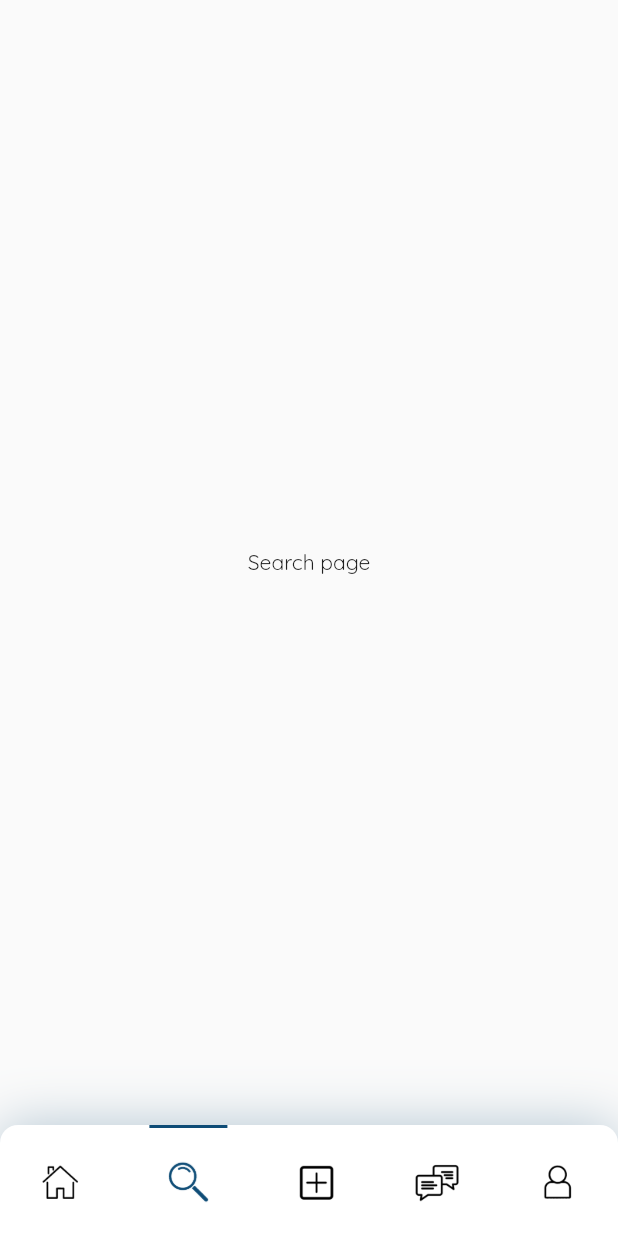
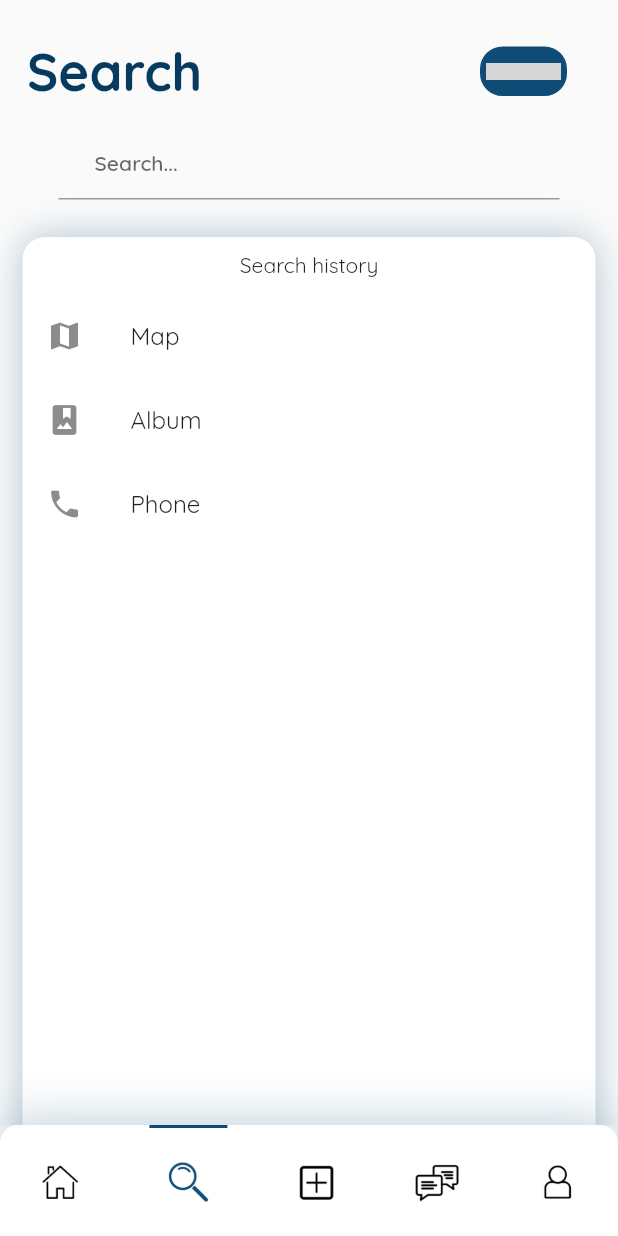
Before and after one commit to l-thatcher/Biblio, a Flutter app: the screen it shows once a user with an empty profile is signed in, swiped to page 2, on a phone screen of 412 x 824 dp. Run offline on Flutter 3.47's test engine with Material 2 defaults, Android fonts, the phone set to English and light mode, and no system bars; our stand-ins replace firebase_auth, firebase_core, flutter_keyboard_visibility, google_fonts, google_sign_in; missing offline and left inert: flutter_facebook_auth, twitter_login; accounts and stored records are empty; generated files the repository leaves out were written again; grey boxes are pictures that could not be loaded.

Commit message:
search front end start

```diff
--- a/lib/l10n/app_en.arb
+++ b/lib/l10n/app_en.arb
@@ -74,5 +74,13 @@
   "preExistingUserError": "An account already exists with the same email address but different sign-in credentials. Please enter your account password to link.",
   "@preExistingUserError": {
     "description": "user signed in with wrong provider"
-  }
+  },
+  "homeTitle": "Home",
+  "@homeTitle": {
+  "description": "title text for home page"
+  },
+  "searchTitle": "Search",
+  "@searchTitle": {
+  "description": "title text for search page"
+ }
 }
--- a/lib/screens/home_screen.dart
+++ b/lib/screens/home_screen.dart
@@ -1,3 +1,5 @@
+import 'dart:async';
+
 import 'package:biblio_files/screens/pages/home_page.dart';
 import 'package:biblio_files/screens/pages/messages_page.dart';
 import 'package:biblio_files/screens/pages/profile_page.dart';
@@ -6,6 +8,8 @@ import 'package:biblio_files/screens/pages/post_page.dart';
 import 'package:biblio_files/widgets/bottom_navbar.dart';
 import 'package:flutter/cupertino.dart';
 import 'package:flutter/material.dart';
+import 'package:flutter_keyboard_visibility/flutter_keyboard_visibility.dart';
+
 
 class HomeScreen extends StatefulWidget {
   const HomeScreen({Key? key}) : super(key: key);
@@ -17,12 +21,25 @@ class HomeScreen extends StatefulWidget {
 class _HomePageState extends State<HomeScreen> {
 
   late PageController _tabPageController;
+  late StreamSubscription<bool> keyboardSubscription;
+
   int selectedPage = 0;
+  bool barVisible = true;
 
   @override
   void initState() {
     _tabPageController = PageController();
     super.initState();
+
+    var keyboardVisibilityController = KeyboardVisibilityController();
+
+    // keyboard visibility checker from https://pub.dev/packages/flutter_keyboard_visibility accessed 15/11/21
+    keyboardSubscription = keyboardVisibilityController.onChange.listen((bool visible) {
+      setState(() {
+        barVisible = !visible;
+      });
+    });
+
   }
 
   @override
@@ -32,7 +49,8 @@ class _HomePageState extends State<HomeScreen> {
   }
   @override
   Widget build(BuildContext context) {
-    return Scaffold(
+    return KeyboardDismissOnTap(
+      child: Scaffold(
           body: Column(
             mainAxisAlignment: MainAxisAlignment.spaceBetween,
             children: [
@@ -54,7 +72,9 @@ class _HomePageState extends State<HomeScreen> {
                   ],
                 ),
               ),
-            BottomNavbar(
+              Visibility(
+                visible: barVisible,
+                child: BottomNavbar(
                   selectedTab: selectedPage,
                   changePage: (num) {
                     _tabPageController.animateToPage(num,
@@ -62,7 +82,9 @@ class _HomePageState extends State<HomeScreen> {
                         curve: Curves.easeInOutQuart);
                   },
                 ),
+              ),
             ],
+          ),
       ),
     );
   }
--- a/lib/screens/pages/home_page.dart
+++ b/lib/screens/pages/home_page.dart
@@ -1,10 +1,8 @@
-import 'package:biblio_files/widgets/custom_image_button.dart';
-import 'package:biblio_files/widgets/custom_page_title.dart';
 import 'package:biblio_files/widgets/post_rows.dart';
 import 'package:flutter/material.dart';
 import 'package:flutter/cupertino.dart';
+import 'package:biblio_files/Styles/constants.dart';
 import 'package:flutter_gen/gen_l10n/app_localizations.dart';
-import 'package:biblio_files/Styles/constants.dart';
 
 
 class Homepage extends StatelessWidget {
@@ -22,7 +20,7 @@ class Homepage extends StatelessWidget {
             right: 24,
             bottom: 24,
           ),
-          child: const Text("Home", style: constants.titleText,),
+          child: Text(AppLocalizations.of(context)!.homeTitle, style: constants.titleText,),
           ),
           Container(
             padding: const EdgeInsets.only(
--- a/lib/screens/pages/profile_page.dart
+++ b/lib/screens/pages/profile_page.dart
@@ -1,3 +1,4 @@
+import 'package:firebase_auth/firebase_auth.dart';
 import 'package:flutter/material.dart';
 import 'package:flutter/cupertino.dart';
 class Profilepage extends StatelessWidget {
@@ -7,7 +8,13 @@ class Profilepage extends StatelessWidget {
   Widget build(BuildContext context) {
     return Container(
       child: Center(
-        child: Text("profile page"),
+        child: FlatButton(
+          child: Text("Profile Page - logout"),
+          onPressed: () {
+            FirebaseAuth.instance.signOut();
+          },
+        ),
+
       ),
     );
   }
--- a/lib/screens/pages/search_page.dart
+++ b/lib/screens/pages/search_page.dart
@@ -1,13 +1,100 @@
+import 'package:biblio_files/widgets/custom_image_button.dart';
+import 'package:biblio_files/widgets/custom_input_field.dart';
+import 'package:flutter_gen/gen_l10n/app_localizations.dart';
 import 'package:flutter/material.dart';
 import 'package:flutter/cupertino.dart';
+import 'package:biblio_files/Styles/constants.dart';
+import 'package:flutter_keyboard_visibility/flutter_keyboard_visibility.dart';
+
 class Searchpage extends StatelessWidget {
   const Searchpage({Key? key}) : super(key: key);
 
   @override
   Widget build(BuildContext context) {
-    return Container(
-      child: Center(
-        child: Text("Search page"),
+    //single child scroll view used to allow the keyboard to cover the screen, from https://stackoverflow.com/questions/46551268/when-the-keyboard-appears-the-flutter-widgets-resize-how-to-prevent-this by user Duncan Jones accessed 17/11/21
+    return SingleChildScrollView(
+      physics: NeverScrollableScrollPhysics(),
+      child: SafeArea(
+        child: Stack(
+          children: [
+            Container(
+              padding: const EdgeInsets.only(
+                top: 15,
+                left: 18,
+                right: 24,
+                bottom: 24,
+              ),
+              child: Row(
+                mainAxisAlignment: MainAxisAlignment.spaceBetween,
+                children: [
+                  Text(AppLocalizations.of(context)!.searchTitle, style: constants.titleText,),
+                  Container(height: 65, child: CustomImageButton()),
+                ],
+              ),
+            ),
+            Container(
+              padding: const EdgeInsets.only(
+                top: 80,
+                left: 15,
+                right: 15,
+              ),
+              child : Column(
+                mainAxisAlignment: MainAxisAlignment.spaceBetween,
+                children: [
+                  CustomInput(
+                    text : ((AppLocalizations.of(context)!.searchTitle) + "..."),
+                    primaryInput: false,
+                  ),
+                  Container(
+                    margin: EdgeInsets.only(top: 20),
+                    decoration: BoxDecoration(
+                        color: Colors.white,
+                        borderRadius: BorderRadius.circular(15),
+                        boxShadow: [
+                          BoxShadow(
+                            color: Theme.of(context).colorScheme.secondary.withOpacity(0.3),
+                            spreadRadius: 0.05,
+                            blurRadius: 20,
+                          )
+                        ]
+                    ),
+                    child: Column(
+                      mainAxisAlignment: MainAxisAlignment.spaceBetween,
+                      children: [
+                        Container(
+                            padding: const EdgeInsets.only(
+                              top: 10,
+                              bottom: 10,
+                            ),
+                            child: Text("Search history")
+                        ),
+                        SizedBox(
+                          height: 570,
+                          child: ListView(
+                            children: const <Widget>[
+                              ListTile(
+                                leading: Icon(Icons.map),
+                                title: Text('Map'),
+                              ),
+                              ListTile(
+                                leading: Icon(Icons.photo_album),
+                                title: Text('Album'),
+                              ),
+                              ListTile(
+                                leading: Icon(Icons.phone),
+                                title: Text('Phone'),
+                              ),
+                            ],
+                          ),
+                        ),
+                      ],
+                    ),
+                  ),
+                ],
+              ),
+            ),
+          ],
+        ),
       ),
     );
   }
--- a/lib/widgets/post_rows.dart
+++ b/lib/widgets/post_rows.dart
@@ -31,7 +31,7 @@ class PostRows extends StatelessWidget {
             children: [
               Text(title ?? "", style: constants.subtitleText,),
               SizedBox(
-                height: 120,
+                height: 150,
                 child: ListView(
                   // This next line does the trick.
                   scrollDirection: Axis.horizontal,
```
Lines whose indentation alone changed are shown as unchanged.
